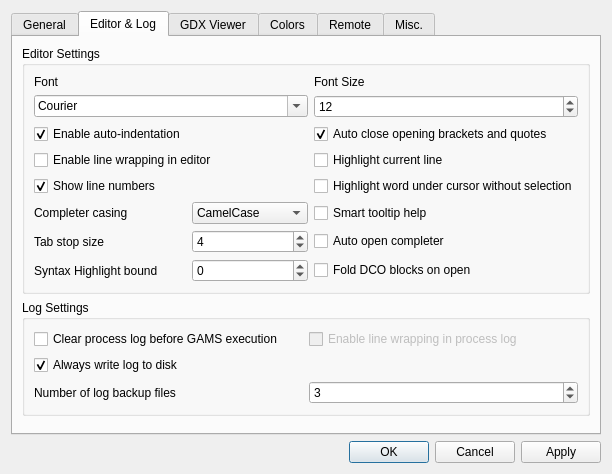
Old version of the form src/settingsdialog.ui in the repository GAMS-dev/studio.
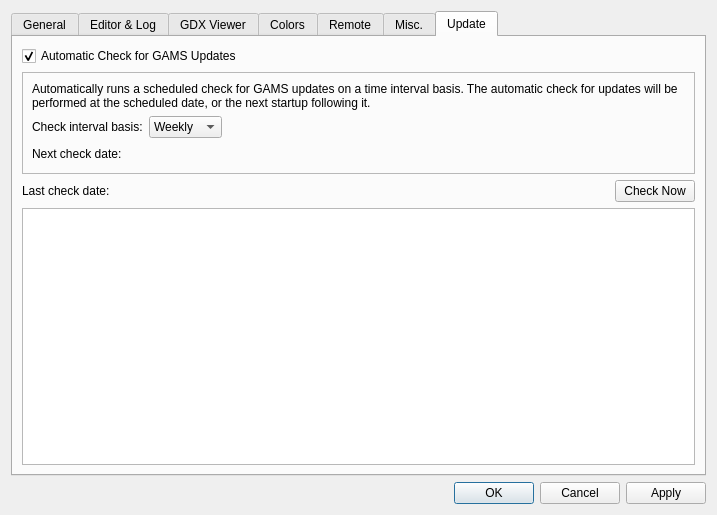
New version of the form. Icons and pictures are not drawn.

Commit message: c4u improvement, c4u startup check, warnings

Patch:
```diff
--- a/src/settingsdialog.ui
+++ b/src/settingsdialog.ui
@@ -6,8 +6,8 @@
    <rect>
     <x>0</x>
     <y>0</y>
-    <width>612</width>
-    <height>474</height>
+    <width>717</width>
+    <height>515</height>
    </rect>
   </property>
   <property name="windowTitle">
@@ -36,7 +36,7 @@
       <enum>QTabWidget::Rounded</enum>
      </property>
      <property name="currentIndex">
-      <number>1</number>
+      <number>6</number>
      </property>
      <widget class="QWidget" name="tabGeneral">
       <attribute name="title">
@@ -1168,6 +1168,159 @@
        </item>
       </layout>
      </widget>
+     <widget class="QWidget" name="tabUpdate">
+      <attribute name="title">
+       <string>Update</string>
+      </attribute>
+      <layout class="QVBoxLayout" name="verticalLayout_5">
+       <item>
+        <widget class="QCheckBox" name="autoUpdateBox">
+         <property name="text">
+          <string>Automatic Check for GAMS Updates</string>
+         </property>
+         <property name="checked">
+          <bool>true</bool>
+         </property>
+        </widget>
+       </item>
+       <item>
+        <widget class="QFrame" name="frame">
+         <property name="frameShape">
+          <enum>QFrame::StyledPanel</enum>
+         </property>
+         <property name="frameShadow">
+          <enum>QFrame::Raised</enum>
+         </property>
+         <layout class="QVBoxLayout" name="verticalLayout_4">
+          <item>
+           <widget class="QLabel" name="label_7">
+            <property name="text">
+             <string>Automatically runs a scheduled check for GAMS updates on a time interval basis. The automatic check for updates will be performed at the scheduled date, or the next startup following it.</string>
+            </property>
+            <property name="wordWrap">
+             <bool>true</bool>
+            </property>
+           </widget>
+          </item>
+          <item>
+           <layout class="QGridLayout" name="gridLayout_14">
+            <item row="0" column="0">
+             <widget class="QLabel" name="label_8">
+              <property name="text">
+               <string>Check interval basis:</string>
+              </property>
+             </widget>
+            </item>
+            <item row="0" column="1">
+             <widget class="QComboBox" name="updateIntervalBox">
+              <property name="currentIndex">
+               <number>1</number>
+              </property>
+              <item>
+               <property name="text">
+                <string>Daily</string>
+               </property>
+              </item>
+              <item>
+               <property name="text">
+                <string>Weekly</string>
+               </property>
+              </item>
+              <item>
+               <property name="text">
+                <string>Monthly</string>
+               </property>
+              </item>
+             </widget>
+            </item>
+            <item row="0" column="2">
+             <spacer name="horizontalSpacer_5">
+              <property name="orientation">
+               <enum>Qt::Horizontal</enum>
+              </property>
+              <property name="sizeHint" stdset="0">
+               <size>
+                <width>40</width>
+                <height>20</height>
+               </size>
+              </property>
+             </spacer>
+            </item>
+            <item row="1" column="0">
+             <widget class="QLabel" name="label_9">
+              <property name="text">
+               <string>Next check date:</string>
+              </property>
+             </widget>
+            </item>
+            <item row="1" column="1">
+             <widget class="QLabel" name="nextCheckLabel">
+              <property name="text">
+               <string/>
+              </property>
+             </widget>
+            </item>
+            <item row="1" column="2">
+             <spacer name="horizontalSpacer_6">
+              <property name="orientation">
+               <enum>Qt::Horizontal</enum>
+              </property>
+              <property name="sizeHint" stdset="0">
+               <size>
+                <width>40</width>
+                <height>20</height>
+               </size>
+              </property>
+             </spacer>
+            </item>
+           </layout>
+          </item>
+         </layout>
+        </widget>
+       </item>
+       <item>
+        <layout class="QHBoxLayout" name="horizontalLayout_2">
+         <item>
+          <widget class="QLabel" name="label_10">
+           <property name="text">
+            <string>Last check date:</string>
+           </property>
+          </widget>
+         </item>
+         <item>
+          <widget class="QLabel" name="lastCheckLabel">
+           <property name="text">
+            <string/>
+           </property>
+          </widget>
+         </item>
+         <item>
+          <spacer name="horizontalSpacer_4">
+           <property name="orientation">
+            <enum>Qt::Horizontal</enum>
+           </property>
+           <property name="sizeHint" stdset="0">
+            <size>
+             <width>40</width>
+             <height>20</height>
+            </size>
+           </property>
+          </spacer>
+         </item>
+         <item>
+          <widget class="QPushButton" name="checkUpdateButton">
+           <property name="text">
+            <string>Check Now</string>
+           </property>
+          </widget>
+         </item>
+        </layout>
+       </item>
+       <item>
+        <widget class="QTextBrowser" name="updateBrowser"/>
+       </item>
+      </layout>
+     </widget>
     </widget>
    </item>
   </layout>
```
Left out of the diff: 4 changed lines with no effect on the pictures. The commit also changes 32 other files.
